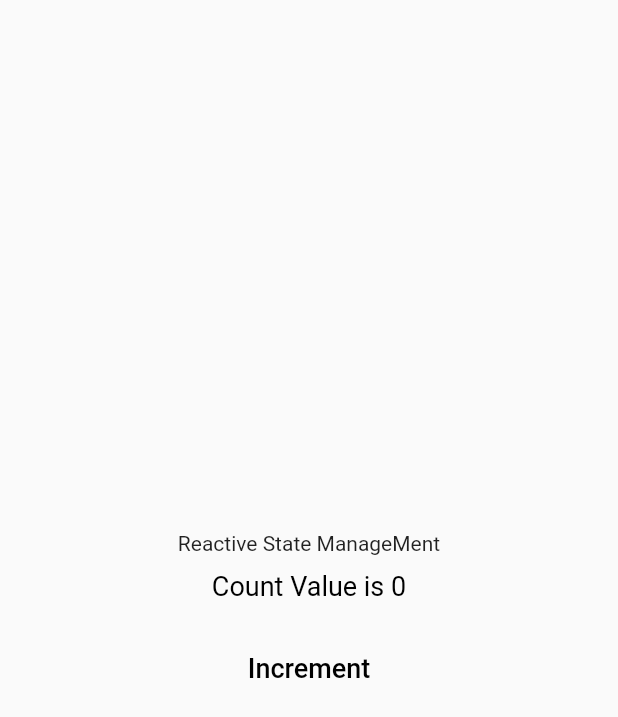
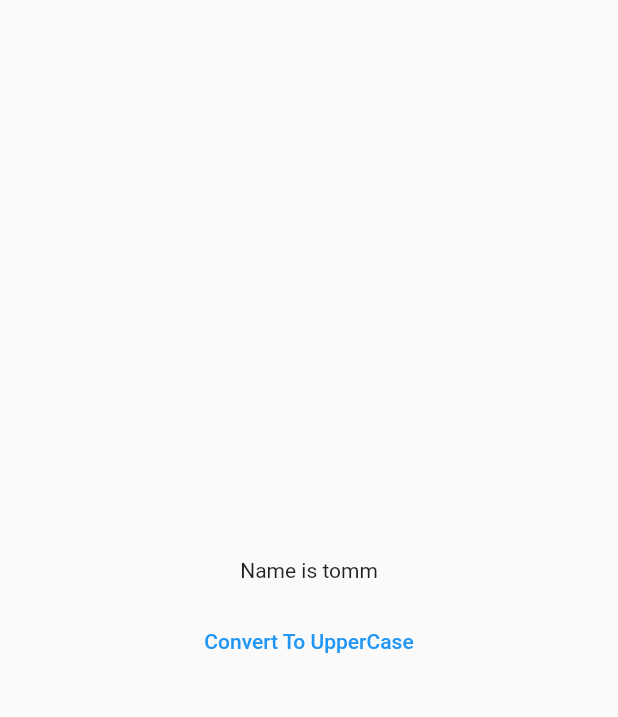
Before and after one commit to hardikcoretus/getx_demo, a Flutter app: the screen it shows after launch, on a phone screen of 412 x 824 dp. Shown: the top 717 px of the screen. Run offline on Flutter 3.47's test engine with Material 2 defaults, Android fonts, the phone set to English and light mode, and no system bars; our stand-ins replace get.

Commit message:
using obs varibale and obs class

```diff
--- a/lib/main.dart
+++ b/lib/main.dart
@@ -1,5 +1,6 @@
 import 'package:flutter/material.dart';
 import 'package:flutter_getx_demo/home.dart';
+import 'package:flutter_getx_demo/obx_class.dart';
 import 'package:flutter_getx_demo/reactive_state.dart';
 import 'package:get/get.dart';
 
@@ -14,7 +15,7 @@ class MyApp extends StatelessWidget {
     return GetMaterialApp(
       title: 'Go To Next Screen',
       // home: getXComponent(),
-      home: ReactiveState(),
+      home: ObxClass(),
 
       /* For Reactive State Management */
     );
--- /dev/null
+++ b/lib/obx_class.dart
@@ -0,0 +1,52 @@
+import 'package:flutter/material.dart';
+import 'package:flutter_getx_demo/reactive_state.dart';
+import 'package:flutter_getx_demo/student.dart';
+import 'package:get/get.dart';
+
+class ObxClass extends StatelessWidget {
+  // var student = Student();
+
+  //For Making this entrire class observable
+  final student = Student(name: 'tomm', age: 20).obs;
+
+  @override
+  Widget build(BuildContext context) {
+    return Scaffold(
+      body: Center(
+        child: Container(
+          child: Column(
+            mainAxisAlignment: MainAxisAlignment.center,
+            crossAxisAlignment: CrossAxisAlignment.center,
+            children: [
+              Obx(
+                () =>
+                    //Individual Obs Parameter
+                    // Text('Name is ${student.name}'),
+
+                    //Obs Class
+                    Text('Name is ${student.value.name}'),
+
+                //If Entire Class is
+              ),
+              const SizedBox(
+                height: 15,
+              ),
+              TextButton(
+                onPressed: () {
+                  //Using Individual Rx variable of class
+                  // student.name.value = student.name.toUpperCase().toString();
+
+                  //Using whole observable class
+                  student.update((stud) {
+                    student.value.name = stud!.name.toString().toUpperCase();
+                  });
+                },
+                child: Text('Convert To UpperCase'),
+              ),
+            ],
+          ),
+        ),
+      ),
+    );
+  }
+}
--- /dev/null
+++ b/lib/student.dart
@@ -0,0 +1,12 @@
+import 'package:get/get.dart';
+
+class Student {
+  //Individuals Variable Rx
+  // var name = "Tome".obs;
+  // var age = 25.obs;
+
+  //To make the entire class observable
+  var name;
+  var age;
+  Student({this.name, this.age});
+}
```
